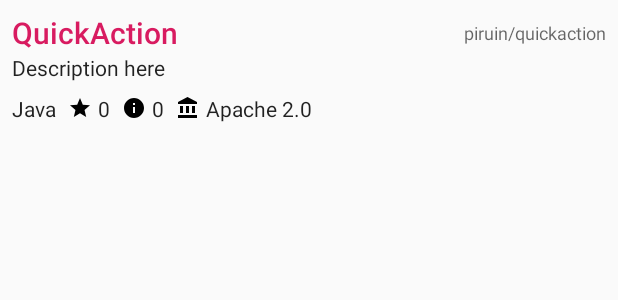
After one commit to piruin/android-basic, an Android app: the layout repo_item.xml on its own in the app's theme, with its tools: preview values and no code run, on a phone screen of 412 x 824 dp. The commit adds this screen. Shown: the top 300 px of the screen. Run offline under Robolectric (Android 15) with nearby library versions, the phone set to English and light mode, and no system bars.

Commit message:
Show Github Repo list on RecyclerView

```diff
--- a/app/build.gradle
+++ b/app/build.gradle
@@ -24,6 +24,7 @@ android {
 
 dependencies {
   implementation fileTree(dir: 'libs', include: ['*.jar'])
+  implementation 'com.android.support:support-v4:28.0.0'
   implementation 'com.android.support:appcompat-v7:28.0.0'
   implementation 'com.android.support.constraint:constraint-layout:1.1.3'
   implementation 'com.android.support:design:28.0.0'
--- /dev/null
+++ b/app/src/main/res/drawable/ic_account_balance_black_16dp.xml
@@ -0,0 +1,9 @@
+<vector android:height="16dp"
+    android:viewportHeight="24.0"
+    android:viewportWidth="24.0"
+    android:width="16dp"
+    xmlns:android="http://schemas.android.com/apk/res/android">
+  <path
+      android:fillColor="#FF000000"
+      android:pathData="M4,10v7h3v-7L4,10zM10,10v7h3v-7h-3zM2,22h19v-3L2,19v3zM16,10v7h3v-7h-3zM11.5,1L2,6v2h19L21,6l-9.5,-5z"/>
+</vector>
--- /dev/null
+++ b/app/src/main/res/drawable/ic_info_black_16dp.xml
@@ -0,0 +1,9 @@
+<vector xmlns:android="http://schemas.android.com/apk/res/android"
+    android:width="16dp"
+    android:height="16dp"
+    android:viewportWidth="24.0"
+    android:viewportHeight="24.0">
+  <path
+      android:fillColor="#FF000000"
+      android:pathData="M12,2C6.48,2 2,6.48 2,12s4.48,10 10,10 10,-4.48 10,-10S17.52,2 12,2zM13,17h-2v-6h2v6zM13,9h-2L11,7h2v2z"/>
+</vector>
--- /dev/null
+++ b/app/src/main/res/drawable/ic_star_black_16dp.xml
@@ -0,0 +1,9 @@
+<vector xmlns:android="http://schemas.android.com/apk/res/android"
+    android:width="16dp"
+    android:height="16dp"
+    android:viewportWidth="24.0"
+    android:viewportHeight="24.0">
+  <path
+      android:fillColor="#FF000000"
+      android:pathData="M12,17.27L18.18,21l-1.64,-7.03L22,9.24l-7.19,-0.61L12,2 9.19,8.63 2,9.24l5.46,4.73L5.82,21z"/>
+</vector>
--- /dev/null
+++ b/app/src/main/res/layout/repo_item.xml
@@ -0,0 +1,108 @@
+<?xml version="1.0" encoding="utf-8"?>
+<android.support.constraint.ConstraintLayout
+    xmlns:android="http://schemas.android.com/apk/res/android"
+    xmlns:app="http://schemas.android.com/apk/res-auto"
+    xmlns:tools="http://schemas.android.com/tools"
+    android:layout_width="match_parent"
+    android:layout_height="wrap_content"
+    >
+
+  <TextView
+      android:id="@+id/fullname"
+      android:layout_width="0dp"
+      android:layout_height="wrap_content"
+      android:layout_marginEnd="8dp"
+      android:layout_marginStart="8dp"
+      android:textAppearance="@style/TextAppearance.AppCompat.Caption"
+      app:layout_constraintBottom_toBottomOf="@+id/name"
+      app:layout_constraintEnd_toEndOf="parent"
+      app:layout_constraintHorizontal_bias="1.0"
+      app:layout_constraintStart_toEndOf="@+id/name"
+      app:layout_constraintTop_toTopOf="@+id/name"
+      android:textAlignment="textEnd"
+      android:maxLines="1"
+      tools:text="piruin/quickaction"
+      />
+  <TextView
+      android:id="@+id/name"
+      android:layout_width="0dp"
+      android:layout_height="wrap_content"
+      android:layout_marginStart="8dp"
+      android:layout_marginTop="8dp"
+      android:textAppearance="@style/TextAppearance.AppCompat.Title"
+      android:textColor="@color/colorAccent"
+      app:layout_constraintStart_toStartOf="parent"
+      app:layout_constraintTop_toTopOf="parent"
+      tools:text="QuickAction"
+      />
+  <TextView
+      android:id="@+id/descript"
+      android:layout_width="wrap_content"
+      android:layout_height="wrap_content"
+      android:layout_marginStart="8dp"
+      android:textAppearance="@style/TextAppearance.AppCompat.Body1"
+      app:layout_constraintStart_toStartOf="parent"
+      app:layout_constraintTop_toBottomOf="@+id/name"
+      tools:text="Description here"
+      />
+  <TextView
+      android:id="@+id/lang"
+      android:layout_width="wrap_content"
+      android:layout_height="wrap_content"
+      android:layout_marginBottom="8dp"
+      android:layout_marginStart="8dp"
+      android:layout_marginTop="8dp"
+      android:textAppearance="@style/TextAppearance.AppCompat.Body1"
+      android:visibility="visible"
+      app:layout_constraintBottom_toBottomOf="parent"
+      app:layout_constraintStart_toStartOf="parent"
+      app:layout_constraintTop_toBottomOf="@+id/descript"
+      tools:text="Java"
+      tools:visibility="visible"
+      />
+  <TextView
+      android:id="@+id/star"
+      android:layout_width="wrap_content"
+      android:layout_height="wrap_content"
+      android:layout_marginBottom="8dp"
+      android:layout_marginStart="8dp"
+      android:layout_marginTop="8dp"
+      android:drawablePadding="4dp"
+      android:drawableStart="@drawable/ic_star_black_16dp"
+      android:textAppearance="@style/TextAppearance.AppCompat.Body1"
+      app:layout_constraintBottom_toBottomOf="parent"
+      app:layout_constraintStart_toEndOf="@+id/lang"
+      app:layout_constraintTop_toBottomOf="@+id/descript"
+      tools:text="0"
+      />
+  <TextView
+      android:id="@+id/issue"
+      android:layout_width="wrap_content"
+      android:layout_height="wrap_content"
+      android:layout_marginBottom="8dp"
+      android:layout_marginStart="8dp"
+      android:layout_marginTop="8dp"
+      android:drawablePadding="4dp"
+      android:drawableStart="@drawable/ic_info_black_16dp"
+      android:textAppearance="@style/TextAppearance.AppCompat.Body1"
+      app:layout_constraintBottom_toBottomOf="parent"
+      app:layout_constraintStart_toEndOf="@+id/star"
+      app:layout_constraintTop_toBottomOf="@+id/descript"
+      tools:text="0"
+      />
+  <TextView
+      android:id="@+id/license"
+      android:layout_width="wrap_content"
+      android:layout_height="wrap_content"
+      android:layout_marginBottom="8dp"
+      android:layout_marginStart="8dp"
+      android:layout_marginTop="8dp"
+      android:drawablePadding="4dp"
+      android:drawableStart="@drawable/ic_account_balance_black_16dp"
+      android:textAppearance="@style/TextAppearance.AppCompat.Body1"
+      app:layout_constraintBottom_toBottomOf="parent"
+      app:layout_constraintStart_toEndOf="@+id/issue"
+      app:layout_constraintTop_toBottomOf="@+id/descript"
+      tools:text="Apache 2.0"
+      />
+</android.support.constraint.ConstraintLayout>
```
Also changed, not shown: app/src/main/java/com/example/helloworld/retrofit/License.kt (added, +7 -0 lines), app/src/main/java/com/example/helloworld/retrofit/Repo.kt (+7 -2 lines), app/src/main/java/com/example/helloworld/retrofit/RepoAdapater.kt (added, +51 -0 lines), app/src/main/java/com/example/helloworld/retrofit/RetrofitActivity.kt (+12 -5 lines), app/src/main/res/layout/activity_retrofit.xml (+15 -2 lines).
